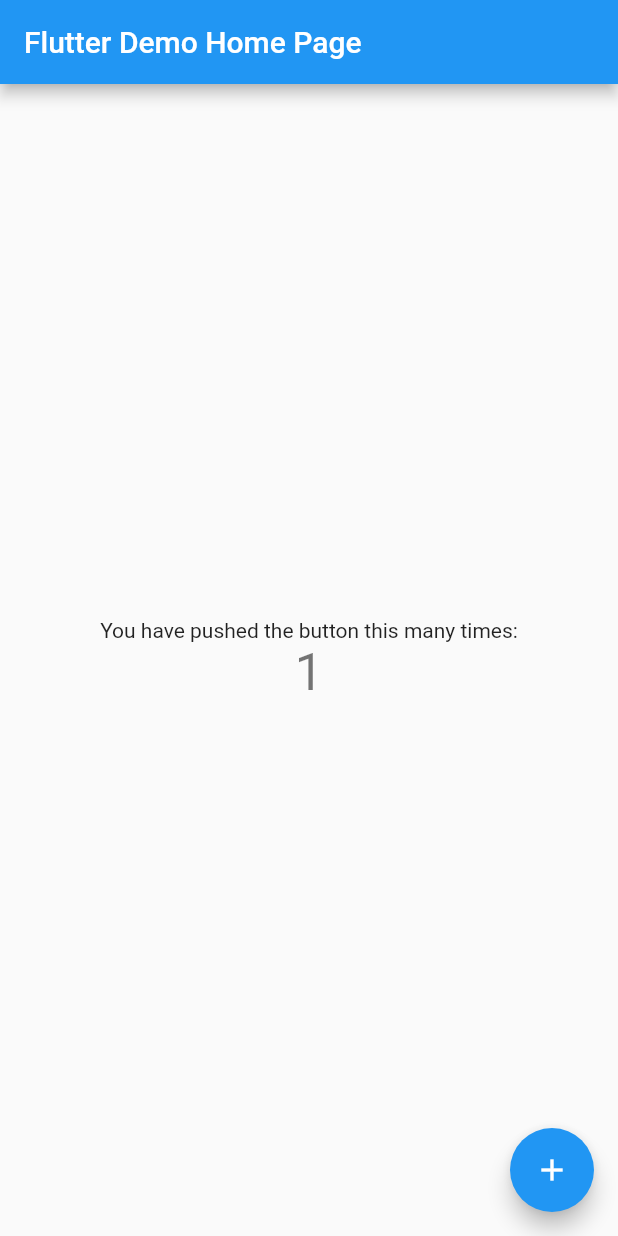
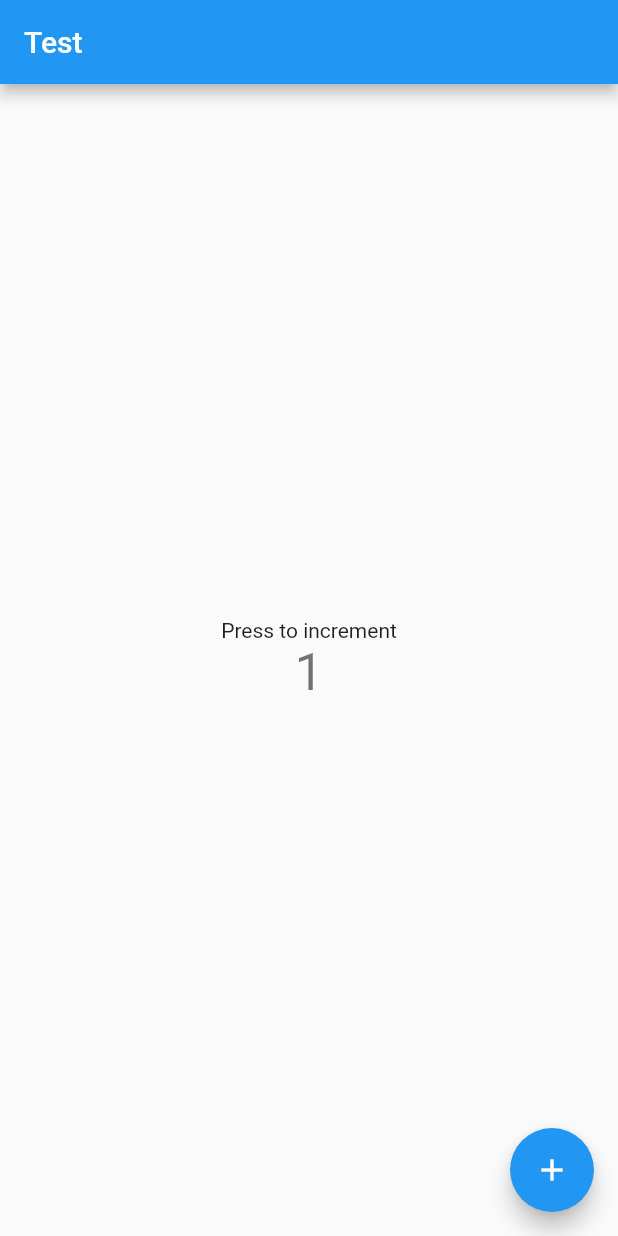
Before and after one commit to VitorEstevam/app-pets, a Flutter app: the screen it shows after launch, after a tap on the "add" icon, on a phone screen of 412 x 824 dp. Run offline on Flutter 3.47's test engine with Material 2 defaults, Android fonts, the phone set to English and light mode, and no system bars; our stand-ins replace flutter_mobx, mobx; generated files the repository leaves out were written again.

Commit message:
create base structure

```diff
--- /dev/null
+++ b/lib/consts/provider_stores.dart
@@ -0,0 +1,9 @@
+import 'package:app_pets/stores/example/example.dart';
+import 'package:provider/provider.dart';
+import 'package:provider/single_child_widget.dart';
+
+List<SingleChildWidget> providerStores = [
+  Provider<Example>(
+    create: (_) => Example(),
+  ),
+];
--- /dev/null
+++ b/lib/consts/routes.dart
@@ -0,0 +1,6 @@
+import 'package:app_pets/pages/page_home.dart';
+import 'package:flutter/material.dart';
+
+Map<String, Widget Function(BuildContext)> routes = {
+        '/': (context) => const PageHome()
+};
--- /dev/null
+++ b/lib/consts/theme.dart
@@ -0,0 +1,5 @@
+import 'package:flutter/material.dart';
+
+ThemeData theme = ThemeData(
+  primarySwatch: Colors.blue,
+);
--- a/lib/main.dart
+++ b/lib/main.dart
@@ -1,115 +1,27 @@
 import 'package:flutter/material.dart';
+import 'package:provider/provider.dart';
+
+import 'package:app_pets/consts/routes.dart';
+import 'package:app_pets/consts/theme.dart';
+import 'package:app_pets/consts/provider_stores.dart';
 
 void main() {
-  runApp(const MyApp());
+  runApp(MultiProvider(
+      providers: providerStores,
+      child: const AppRoot(),
+    ),
+  );
 }
 
-class MyApp extends StatelessWidget {
-  const MyApp({Key? key}) : super(key: key);
+class AppRoot extends StatelessWidget {
+  const AppRoot({Key? key}) : super(key: key);
 
-  // This widget is the root of your application.
   @override
   Widget build(BuildContext context) {
     return MaterialApp(
-      title: 'Flutter Demo',
-      theme: ThemeData(
-        // This is the theme of your application.
-        //
-        // Try running your application with "flutter run". You'll see the
-        // application has a blue toolbar. Then, without quitting the app, try
-        // changing the primarySwatch below to Colors.green and then invoke
-        // "hot reload" (press "r" in the console where you ran "flutter run",
-        // or simply save your changes to "hot reload" in a Flutter IDE).
-        // Notice that the counter didn't reset back to zero; the application
-        // is not restarted.
-        primarySwatch: Colors.blue,
-      ),
-      home: const MyHomePage(title: 'Flutter Demo Home Page'),
-    );
+        title: 'App Pets',
+        theme: theme,
+        initialRoute: '/',
+        routes: routes);
   }
 }
-
-class MyHomePage extends StatefulWidget {
-  const MyHomePage({Key? key, required this.title}) : super(key: key);
-
-  // This widget is the home page of your application. It is stateful, meaning
-  // that it has a State object (defined below) that contains fields that affect
-  // how it looks.
-
-  // This class is the configuration for the state. It holds the values (in this
-  // case the title) provided by the parent (in this case the App widget) and
-  // used by the build method of the State. Fields in a Widget subclass are
-  // always marked "final".
-
-  final String title;
-
-  @override
-  State<MyHomePage> createState() => _MyHomePageState();
-}
-
-class _MyHomePageState extends State<MyHomePage> {
-  int _counter = 0;
-
-  void _incrementCounter() {
-    setState(() {
-      // This call to setState tells the Flutter framework that something has
-      // changed in this State, which causes it to rerun the build method below
-      // so that the display can reflect the updated values. If we changed
-      // _counter without calling setState(), then the build method would not be
-      // called again, and so nothing would appear to happen.
-      _counter++;
-    });
-  }
-
-  @override
-  Widget build(BuildContext context) {
-    // This method is rerun every time setState is called, for instance as done
-    // by the _incrementCounter method above.
-    //
-    // The Flutter framework has been optimized to make rerunning build methods
-    // fast, so that you can just rebuild anything that needs updating rather
-    // than having to individually change instances of widgets.
-    return Scaffold(
-      appBar: AppBar(
-        // Here we take the value from the MyHomePage object that was created by
-        // the App.build method, and use it to set our appbar title.
-        title: Text(widget.title),
-      ),
-      body: Center(
-        // Center is a layout widget. It takes a single child and positions it
-        // in the middle of the parent.
-        child: Column(
-          // Column is also a layout widget. It takes a list of children and
-          // arranges them vertically. By default, it sizes itself to fit its
-          // children horizontally, and tries to be as tall as its parent.
-          //
-          // Invoke "debug painting" (press "p" in the console, choose the
-          // "Toggle Debug Paint" action from the Flutter Inspector in Android
-          // Studio, or the "Toggle Debug Paint" command in Visual Studio Code)
-          // to see the wireframe for each widget.
-          //
-          // Column has various properties to control how it sizes itself and
-          // how it positions its children. Here we use mainAxisAlignment to
-          // center the children vertically; the main axis here is the vertical
-          // axis because Columns are vertical (the cross axis would be
-          // horizontal).
-          mainAxisAlignment: MainAxisAlignment.center,
-          children: <Widget>[
-            const Text(
-              'You have pushed the button this many times:',
-            ),
-            Text(
-              '$_counter',
-              style: Theme.of(context).textTheme.headline4,
-            ),
-          ],
-        ),
-      ),
-      floatingActionButton: FloatingActionButton(
-        onPressed: _incrementCounter,
-        tooltip: 'Increment',
-        child: const Icon(Icons.add),
-      ), // This trailing comma makes auto-formatting nicer for build methods.
-    );
-  }
-}
--- /dev/null
+++ b/lib/pages/page_home.dart
@@ -0,0 +1,39 @@
+import 'package:app_pets/stores/example/example.dart';
+import 'package:flutter/material.dart';
+import 'package:flutter_mobx/flutter_mobx.dart';
+import 'package:provider/src/provider.dart';
+
+class PageHome extends StatelessWidget {
+  const PageHome({Key? key}) : super(key: key);
+
+  @override
+  Widget build(BuildContext context) {
+    final example = context.watch<Example>();
+
+    return Scaffold(
+      appBar: AppBar(
+        title: const Text("Test"),
+      ),
+      body: Center(
+        child: Column(
+          mainAxisAlignment: MainAxisAlignment.center,
+          children: <Widget>[
+            const Text(
+              'Press to increment',
+            ),
+            Observer(
+              builder: (_) => Text(
+                '${example.value}',
+                style: Theme.of(context).textTheme.headline4,
+              ),
+            ),
+          ],
+        ),
+      ),
+      floatingActionButton: FloatingActionButton(
+        onPressed: example.increment,
+        child: const Icon(Icons.add),
+      ),
+    );
+  }
+}
--- /dev/null
+++ b/lib/stores/example/example.dart
@@ -0,0 +1,18 @@
+import 'package:mobx/mobx.dart';
+
+// run builder on cmd to generate the code
+
+// Include this
+part 'example.g.dart';
+class Example = _Example with _$Example;
+
+// Create the class
+abstract class _Example with Store {
+  @observable
+  int value = 0;
+
+  @action
+  void increment() {
+    value++;
+  }
+}
--- a/pubspec.yaml
+++ b/pubspec.yaml
@@ -29,7 +29,9 @@ environment:
 dependencies:
   flutter:
     sdk: flutter
-
+  provider: ^6.0.1
+  mobx: ^2.0.0
+  flutter_mobx: ^2.0.0
 
   # The following adds the Cupertino Icons font to your application.
   # Use with the CupertinoIcons class for iOS style icons.
@@ -38,6 +40,8 @@ dependencies:
 dev_dependencies:
   flutter_test:
     sdk: flutter
+  build_runner: ^1.12.2
+  mobx_codegen: ^2.0.0
 
   # The "flutter_lints" package below contains a set of recommended lints to
   # encourage good coding practices. The lint set provided by the package is
```
Also changed, not shown: lib/stores/example/example.g.dart (added), pubspec.lock, 2 other files.
